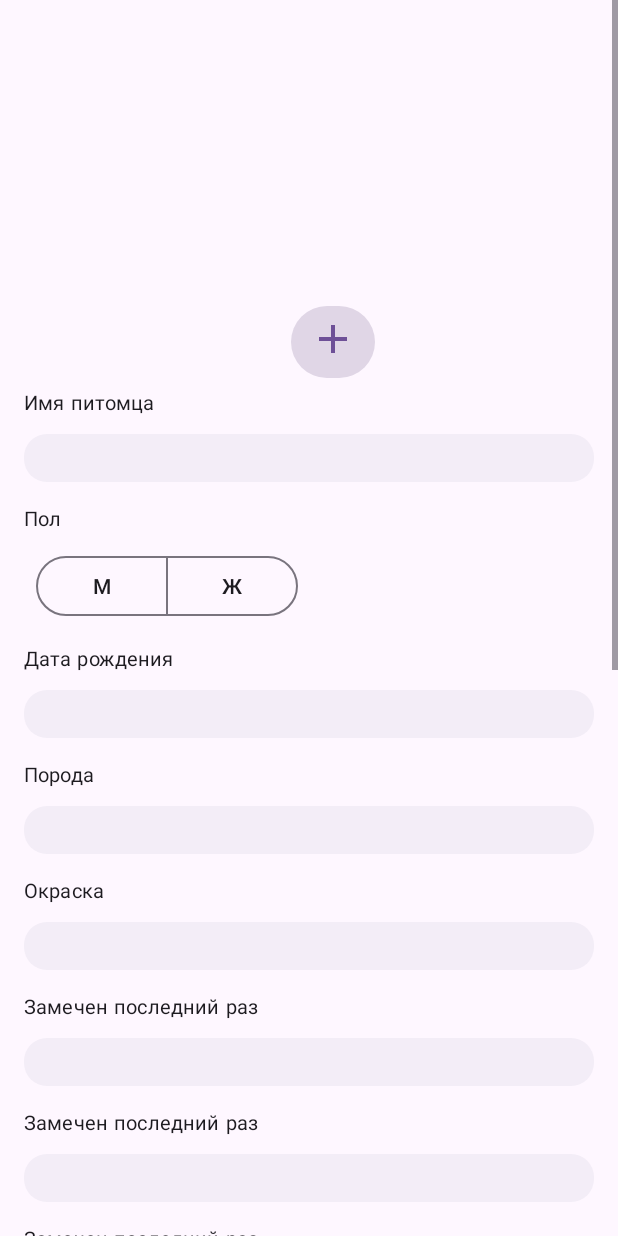
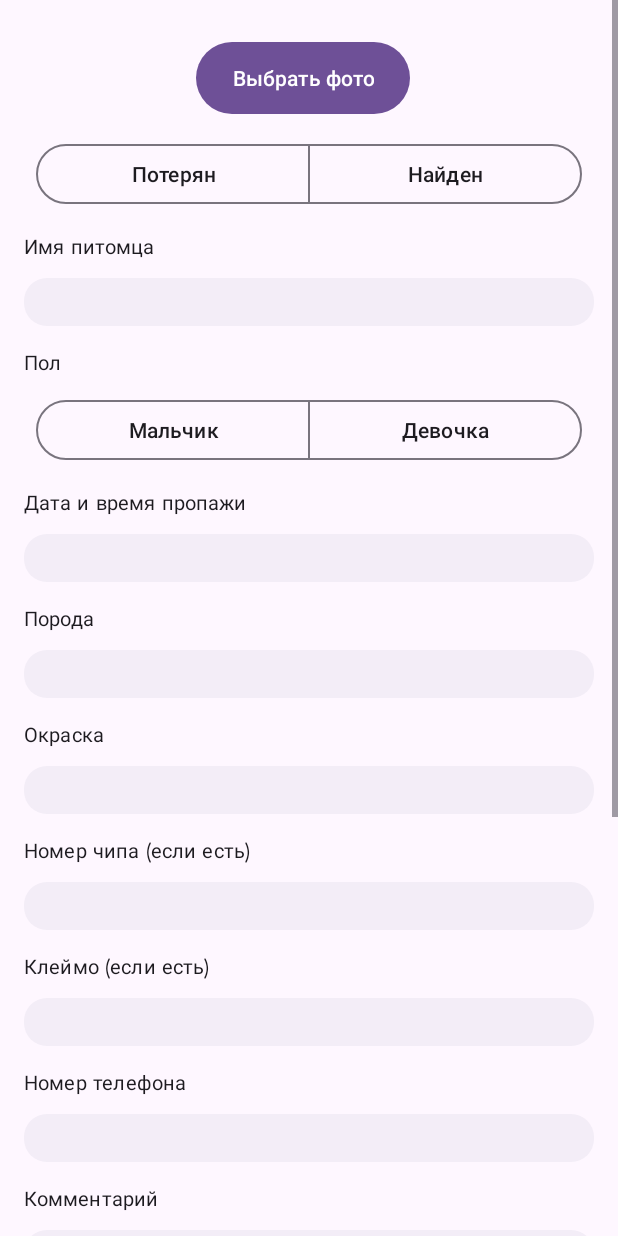
Before and after one commit to PoulYak/WayHome, an Android app: the fragment CameraFragment shown on its own in the app's theme, on a phone screen of 412 x 824 dp. Run offline under Robolectric (Android 15) with nearby library versions, the phone set to English and light mode, and no system bars; our stand-ins replace Firebase (no records; nobody signed in at launch, a user with empty details on screens opened directly), Room's generated code, data binding; libraries missing offline, so code that uses them is left out: com.yandex.mapkit; plain views replace MapView; pictures from the network do not load; Roboto replaces fonts that are not available here; 3 statements that could not run were skipped.

Commit message:
fixed camera fragment

```diff
--- a/app/build.gradle
+++ b/app/build.gradle
@@ -37,10 +37,10 @@ dependencies {
     implementation('androidx.room:room-runtime:2.5.1')
     annotationProcessor "androidx.room:room-compiler:2.5.1"
     androidTestImplementation "androidx.room:room-testing:2.5.1"
-
-    implementation 'com.google.firebase:firebase-database:20.0.0'
+    implementation 'com.google.firebase:firebase-storage:20.2.0'
+    implementation 'com.google.firebase:firebase-database:20.2.1'
+    implementation 'com.google.firebase:firebase-auth:22.0.0'
     implementation 'com.yandex.android:maps.mobile:4.3.1-lite'
-    implementation 'com.google.firebase:firebase-auth:21.3.0'
     implementation "ru.tinkoff.decoro:decoro:1.1.1"
     implementation 'com.google.android.material:compose-theme-adapter-3:1.1.1'
     implementation 'androidx.compose.material3:material3:1.0.1'
--- a/app/src/main/java/com/example/wayhome/ui/authentication/AuthenticationStep2Fragment.java
+++ b/app/src/main/java/com/example/wayhome/ui/authentication/AuthenticationStep2Fragment.java
@@ -26,6 +26,7 @@ import com.google.firebase.auth.PhoneAuthCredential;
 import com.google.firebase.auth.PhoneAuthOptions;
 import com.google.firebase.auth.PhoneAuthProvider;
 
+import java.util.Objects;
 import java.util.concurrent.TimeUnit;
 
 
@@ -76,7 +77,7 @@ public class AuthenticationStep2Fragment extends Fragment {
                 PhoneAuthOptions.newBuilder(mAuth)
                         .setPhoneNumber(number_str)       // Phone number to verify
                         .setTimeout(60L, TimeUnit.SECONDS) // Timeout and unit
-                        .setActivity(getActivity())                 // Activity (for callback binding)
+                        .setActivity(requireActivity())                 // Activity (for callback binding)
                         .setCallbacks(mCallbacks)          // OnVerificationStateChangedCallbacks
                         .build();
         PhoneAuthProvider.verifyPhoneNumber(options);
--- /dev/null
+++ b/app/src/main/res/drawable/collar.xml
@@ -0,0 +1,5 @@
+<vector android:height="24dp" android:tint="#000000"
+    android:viewportHeight="24" android:viewportWidth="24"
+    android:width="24dp" xmlns:android="http://schemas.android.com/apk/res/android">
+    <path android:fillColor="@android:color/white" android:pathData="M12,2C6.49,2 2,6.49 2,12s4.49,10 10,10s10,-4.49 10,-10S17.51,2 12,2zM12,20c-4.41,0 -8,-3.59 -8,-8s3.59,-8 8,-8s8,3.59 8,8S16.41,20 12,20zM15,12c0,1.66 -1.34,3 -3,3s-3,-1.34 -3,-3s1.34,-3 3,-3S15,10.34 15,12z"/>
+</vector>
--- /dev/null
+++ b/app/src/main/res/drawable/female.xml
@@ -0,0 +1,5 @@
+<vector android:height="24dp" android:tint="#FFFFFF"
+    android:viewportHeight="24" android:viewportWidth="24"
+    android:width="24dp" xmlns:android="http://schemas.android.com/apk/res/android">
+    <path android:fillColor="@android:color/white" android:pathData="M17.5,9.5C17.5,6.46 15.04,4 12,4S6.5,6.46 6.5,9.5c0,2.7 1.94,4.93 4.5,5.4V17H9v2h2v2h2v-2h2v-2h-2v-2.1C15.56,14.43 17.5,12.2 17.5,9.5zM8.5,9.5C8.5,7.57 10.07,6 12,6s3.5,1.57 3.5,3.5S13.93,13 12,13S8.5,11.43 8.5,9.5z"/>
+</vector>
--- /dev/null
+++ b/app/src/main/res/drawable/male.xml
@@ -0,0 +1,5 @@
+<vector android:height="24dp" android:tint="#FFFFFF"
+    android:viewportHeight="24" android:viewportWidth="24"
+    android:width="24dp" xmlns:android="http://schemas.android.com/apk/res/android">
+    <path android:fillColor="@android:color/white" android:pathData="M9.5,11c1.93,0 3.5,1.57 3.5,3.5S11.43,18 9.5,18S6,16.43 6,14.5S7.57,11 9.5,11zM9.5,9C6.46,9 4,11.46 4,14.5S6.46,20 9.5,20s5.5,-2.46 5.5,-5.5c0,-1.16 -0.36,-2.23 -0.97,-3.12L18,7.42V10h2V4h-6v2h2.58l-3.97,3.97C11.73,9.36 10.66,9 9.5,9z"/>
+</vector>
--- a/app/src/main/res/layout/fragment_app.xml
+++ b/app/src/main/res/layout/fragment_app.xml
@@ -6,6 +6,7 @@
     android:layout_width="match_parent"
     android:layout_height="match_parent"
     tools:context=".MainActivity" >
+
     <com.google.android.material.appbar.AppBarLayout
         app:layout_constraintTop_toTopOf="parent"
         android:id="@+id/appBarLayout"
--- a/app/src/main/res/layout/fragment_camera.xml
+++ b/app/src/main/res/layout/fragment_camera.xml
@@ -26,27 +26,74 @@
             android:layout_width="match_parent"
             android:layout_height="wrap_content"
             android:layout_marginHorizontal="16dp"
+
             android:orientation="vertical">
 
             <androidx.recyclerview.widget.RecyclerView
+                android:visibility="gone"
                 android:id="@+id/recyclerView"
                 android:layout_width="match_parent"
+
                 android:layout_height="200dp"
                 android:scrollbars="none" />
+            <LinearLayout
+                android:orientation="horizontal"
+                android:layout_marginTop="24dp"
+                android:layout_width="match_parent"
+                android:layout_height="match_parent"
+                android:gravity="center_horizontal">
+                <com.google.android.material.button.MaterialButton
+                    android:id="@+id/btnTakePicture"
+                    android:layout_width="wrap_content"
+                    android:layout_height="56dp"
+                    android:layout_marginEnd="8dp"
+                    android:layout_gravity="center"
 
-            <com.google.android.material.button.MaterialButton
-                android:id="@+id/btnTakePicture"
-                android:layout_width="56dp"
-                android:layout_height="56dp"
-                android:layout_gravity="center"
-                android:layout_marginStart="16dp"
-                android:gravity="center"
-                app:backgroundTint="@color/surface6"
-                app:icon="@drawable/add"
-                app:iconGravity="textTop"
-                app:iconSize="32dp"
-                app:iconTint="@color/primary" />
+                    android:gravity="center"
 
+                    android:text="Выбрать фото" />
+                <ImageView
+                    android:visibility="gone"
+                    android:layout_gravity="center"
+                    android:id="@+id/ivSuccess"
+                    android:src="@drawable/mark"
+                    android:layout_width="24dp"
+                    android:layout_height="24dp"/>
+            </LinearLayout>
+
+
+            <androidx.constraintlayout.widget.ConstraintLayout
+                android:layout_width="match_parent"
+                android:layout_height="wrap_content"
+                android:layout_marginBottom="12dp">
+            <com.google.android.material.button.MaterialButtonToggleGroup
+                app:singleSelection="true"
+                app:selectionRequired="true"
+                android:id="@+id/edit0"
+                android:layout_width="match_parent"
+                android:layout_marginTop="12dp"
+
+                android:paddingHorizontal="8dp"
+                app:layout_constraintTop_toTopOf="parent"
+                android:layout_height="wrap_content">
+                <Button
+                    android:id="@+id/button01"
+                    android:layout_weight="1"
+                    android:layout_width="0dp"
+                    android:layout_height="wrap_content"
+                    android:text="Потерян"
+                    style="?attr/materialButtonOutlinedStyle"
+                    />
+                <Button
+                    android:id="@+id/button02"
+                    android:layout_weight="1"
+                    android:layout_width="0dp"
+                    android:layout_height="wrap_content"
+                    android:text="Найден"
+                    style="?attr/materialButtonOutlinedStyle"
+                    />
+            </com.google.android.material.button.MaterialButtonToggleGroup>
+            </androidx.constraintlayout.widget.ConstraintLayout>
             <androidx.constraintlayout.widget.ConstraintLayout
                 android:layout_width="match_parent"
                 android:layout_height="wrap_content"
@@ -90,22 +137,23 @@
                     android:id="@+id/edit2"
                     android:layout_width="match_parent"
                     android:layout_marginTop="12dp"
-
                     android:paddingHorizontal="8dp"
                     app:layout_constraintTop_toBottomOf="@+id/article2"
                     android:layout_height="wrap_content">
                     <Button
                         android:id="@+id/button1"
-                        android:layout_width="wrap_content"
+                        android:layout_weight="1"
+                        android:layout_width="0dp"
                         android:layout_height="wrap_content"
-                        android:text="М"
+                        android:text="Мальчик"
                         style="?attr/materialButtonOutlinedStyle"
                         />
                     <Button
                         android:id="@+id/button2"
-                        android:layout_width="wrap_content"
+                        android:layout_weight="1"
+                        android:layout_width="0dp"
                         android:layout_height="wrap_content"
-                        android:text="Ж"
+                        android:text="Девочка"
                         style="?attr/materialButtonOutlinedStyle"
                         />
                 </com.google.android.material.button.MaterialButtonToggleGroup>
@@ -123,7 +171,7 @@
                     style="@style/My.Subtitle2"
                     android:layout_width="match_parent"
                     android:layout_height="wrap_content"
-                    android:text="Дата рождения"
+                    android:text="Дата и время пропажи"
                     app:layout_constraintTop_toTopOf="parent" />
 
                 <androidx.appcompat.widget.AppCompatEditText
@@ -198,7 +246,7 @@
                     style="@style/My.Subtitle2"
                     android:layout_width="match_parent"
                     android:layout_height="wrap_content"
-                    android:text="Замечен последний раз"
+                    android:text="Номер чипа (если есть)"
                     app:layout_constraintTop_toTopOf="parent" />
 
                 <androidx.appcompat.widget.AppCompatEditText
@@ -223,7 +271,7 @@
                     style="@style/My.Subtitle2"
                     android:layout_width="match_parent"
                     android:layout_height="wrap_content"
-                    android:text="Замечен последний раз"
+                    android:text="Клеймо (если есть)"
                     app:layout_constraintTop_toTopOf="parent" />
 
                 <androidx.appcompat.widget.AppCompatEditText
@@ -248,7 +296,7 @@
                     style="@style/My.Subtitle2"
                     android:layout_width="match_parent"
                     android:layout_height="wrap_content"
-                    android:text="Замечен последний раз"
+                    android:text="Номер телефона"
                     app:layout_constraintTop_toTopOf="parent" />
 
                 <androidx.appcompat.widget.AppCompatEditText
@@ -273,7 +321,7 @@
                     style="@style/My.Subtitle2"
                     android:layout_width="match_parent"
                     android:layout_height="wrap_content"
-                    android:text="Замечен последний раз"
+                    android:text="Комментарий"
                     app:layout_constraintTop_toTopOf="parent" />
 
                 <androidx.appcompat.widget.AppCompatEditText
@@ -298,7 +346,7 @@
                     style="@style/My.Subtitle2"
                     android:layout_width="match_parent"
                     android:layout_height="wrap_content"
-                    android:text="Замечен последний раз"
+                    android:text="Особые приметы"
                     app:layout_constraintTop_toTopOf="parent" />
 
                 <androidx.appcompat.widget.AppCompatEditText
@@ -317,27 +365,61 @@
                 android:layout_width="match_parent"
                 android:layout_height="wrap_content"
                 android:layout_marginBottom="12dp">
+                <com.google.android.material.button.MaterialButtonToggleGroup
+                    app:singleSelection="true"
+                    app:selectionRequired="true"
+                    android:id="@+id/edit15"
+                    android:layout_width="match_parent"
+                    android:layout_marginTop="12dp"
 
-                <TextView
-                    android:id="@+id/article9"
-                    style="@style/My.Subtitle2"
-                    android:layout_width="match_parent"
-                    android:layout_height="wrap_content"
-                    android:text="Замечен последний раз"
-                    app:layout_constraintTop_toTopOf="parent" />
-
-                <androidx.appcompat.widget.AppCompatEditText
-                    android:id="@+id/edit9"
-                    style="@style/My.Body1"
-                    android:layout_width="match_parent"
-                    android:layout_height="32dp"
-                    android:layout_marginTop="12dp"
-                    android:background="@drawable/rounded_edit_text"
                     android:paddingHorizontal="8dp"
-                    app:layout_constraintTop_toBottomOf="@+id/article9" />
-
+                    app:layout_constraintTop_toTopOf="parent"
+                    android:layout_height="wrap_content">
+                    <Button
+                        android:id="@+id/button150"
+                        android:layout_weight="1"
+                        android:layout_width="0dp"
+                        android:layout_height="wrap_content"
+                        android:text="В ошейнике"
+                        style="?attr/materialButtonOutlinedStyle"
+                        />
+                    <Button
+                        android:id="@+id/button151"
+                        android:layout_weight="1"
+                        android:layout_width="0dp"
+                        android:layout_height="wrap_content"
+                        android:text="Без ошейника"
+                        style="?attr/materialButtonOutlinedStyle"
+                        />
+                </com.google.android.material.button.MaterialButtonToggleGroup>
             </androidx.constraintlayout.widget.ConstraintLayout>
 
+
+
+
+
+            <LinearLayout
+                android:orientation="horizontal"
+                android:layout_marginTop="12dp"
+                android:layout_width="match_parent"
+                android:layout_height="match_parent"
+                android:gravity="center_horizontal">
+                <com.google.android.material.button.MaterialButton
+                    android:id="@+id/locationBtn"
+                    android:layout_width="wrap_content"
+                    android:layout_height="56dp"
+                    android:layout_marginEnd="8dp"
+                    android:layout_gravity="center"
+                    android:gravity="center"
+                    android:text="Выбрать место пропажи" />
+                <ImageView
+                    android:visibility="gone"
+                    android:layout_gravity="center"
+                    android:id="@+id/ivSuccess2"
+                    android:src="@drawable/mark"
+                    android:layout_width="24dp"
+                    android:layout_height="24dp"/>
+            </LinearLayout>
             <androidx.constraintlayout.widget.ConstraintLayout
                 android:layout_width="match_parent"
                 android:layout_height="wrap_content"
@@ -348,7 +430,7 @@
                     style="@style/My.Subtitle2"
                     android:layout_width="match_parent"
                     android:layout_height="wrap_content"
-                    android:text="Замечен последний раз"
+                    android:text="Опишите место пропажи"
                     app:layout_constraintTop_toTopOf="parent" />
 
                 <androidx.appcompat.widget.AppCompatEditText
@@ -361,109 +443,6 @@
                     android:paddingHorizontal="8dp"
                     app:layout_constraintTop_toBottomOf="@+id/article10" />
 
-            </androidx.constraintlayout.widget.ConstraintLayout>
-
-            <androidx.constraintlayout.widget.ConstraintLayout
-                android:layout_width="match_parent"
-                android:layout_height="wrap_content"
-                android:layout_marginBottom="12dp">
-
-                <TextView
-                    android:id="@+id/article11"
-                    style="@style/My.Subtitle2"
-                    android:layout_width="match_parent"
-                    android:layout_height="wrap_content"
-                    android:text="Замечен последний раз"
-                    app:layout_constraintTop_toTopOf="parent" />
-
-                <androidx.appcompat.widget.AppCompatEditText
-                    android:id="@+id/edit11"
-                    style="@style/My.Body1"
-                    android:layout_width="match_parent"
-                    android:layout_height="32dp"
-                    android:layout_marginTop="12dp"
-                    android:background="@drawable/rounded_edit_text"
-                    android:paddingHorizontal="8dp"
-                    app:layout_constraintTop_toBottomOf="@+id/article11" />
-
-            </androidx.constraintlayout.widget.ConstraintLayout>
-
-            <androidx.constraintlayout.widget.ConstraintLayout
-                android:layout_width="match_parent"
-                android:layout_height="wrap_content"
-                android:layout_marginBottom="12dp">
-
-                <TextView
-                    android:id="@+id/article12"
-                    style="@style/My.Subtitle2"
-                    android:layout_width="match_parent"
-                    android:layout_height="wrap_content"
-                    android:text="Замечен последний раз"
-                    app:layout_constraintTop_toTopOf="parent" />
-
-                <androidx.appcompat.widget.AppCompatEditText
-                    android:id="@+id/edit12"
-                    style="@style/My.Body1"
-                    android:layout_width="match_parent"
-                    android:layout_height="32dp"
-                    android:layout_marginTop="12dp"
-                    android:background="@drawable/rounded_edit_text"
-                    android:paddingHorizontal="8dp"
-                    app:layout_constraintTop_toBottomOf="@+id/article12" />
-
-
-            </androidx.constraintlayout.widget.ConstraintLayout>
-
-            <androidx.constraintlayout.widget.ConstraintLayout
-                android:layout_width="match_parent"
-                android:layout_height="wrap_content"
-                android:layout_marginBottom="12dp">
-
-                <TextView
-                    android:id="@+id/article20"
-                    style="@style/My.Subtitle2"
-                    app:layout_constraintRight_toLeftOf="@+id/locationBtn"
-                    app:layout_constraintLeft_toLeftOf="parent"
-                    android:layout_width="0dp"
-                    android:layout_height="wrap_content"
-                    android:text="Замечен последний раз"
-                    app:layout_constraintTop_toTopOf="parent" />
-
-                <LinearLayout
-                    app:layout_constraintRight_toLeftOf="@+id/locationBtn"
-                    app:layout_constraintLeft_toLeftOf="parent"
-                    android:layout_width="0dp"
-                    android:layout_height="32dp"
-                    android:layout_marginTop="12dp"
-                    android:orientation="horizontal"
-                    android:paddingHorizontal="8dp"
-                    app:layout_constraintTop_toBottomOf="@+id/article20">
-
-                    <TextView
-                        android:id="@+id/tvLatitude"
-                        android:layout_width="0dp"
-                        android:layout_height="match_parent"
-                        android:layout_weight="1"
-                        android:layout_marginEnd="16dp"
-                        android:text="Широта"/>
-
-                    <TextView
-                        android:id="@+id/tvLongitude"
-                        android:layout_width="0dp"
-                        android:layout_height="match_parent"
-                        android:layout_weight="1"
-                        android:text="Долгота"/>
-
-                </LinearLayout>
-                <com.google.android.material.button.MaterialButton
-                    android:id="@+id/locationBtn"
-                    app:layout_constraintRight_toRightOf="parent"
-                    app:layout_constraintTop_toTopOf="parent"
-                    app:layout_constraintBottom_toBottomOf="parent"
-                    android:layout_width="96dp"
-                    android:layout_height="48dp"
-                    android:text="Карта"
-                    />
             </androidx.constraintlayout.widget.ConstraintLayout>
 
 
```
Also changed, not shown: app/src/main/java/com/example/wayhome/ui/Upload.java (added, +33 -0 lines), app/src/main/java/com/example/wayhome/ui/camera/CameraFragment.java (+82 -22 lines), app/src/main/java/com/example/wayhome/ui/camera/CameraViewModel.java (+67 -0 lines), app/src/main/java/com/example/wayhome/ui/main/AppFragment.java (+43 -0 lines), app/src/main/java/com/example/wayhome/ui/map/MapFragment.java (+12 -3 lines), app/src/main/java/com/example/wayhome/ui/profile/MyMy.java (+9 -0 lines), app/src/main/res/layout/fragment_card.xml (+3 -4 lines).
